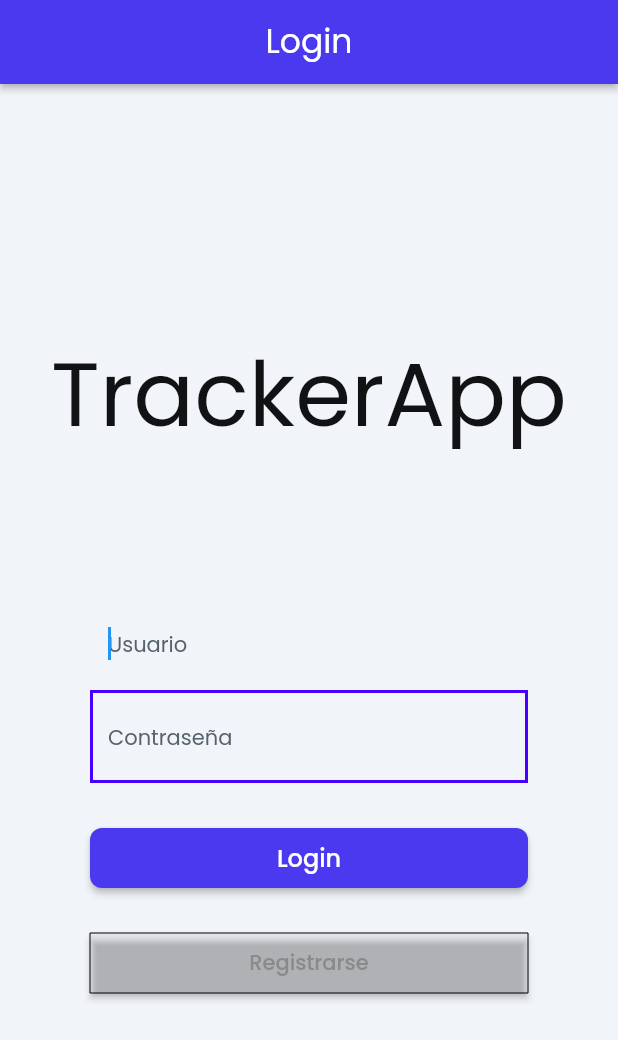
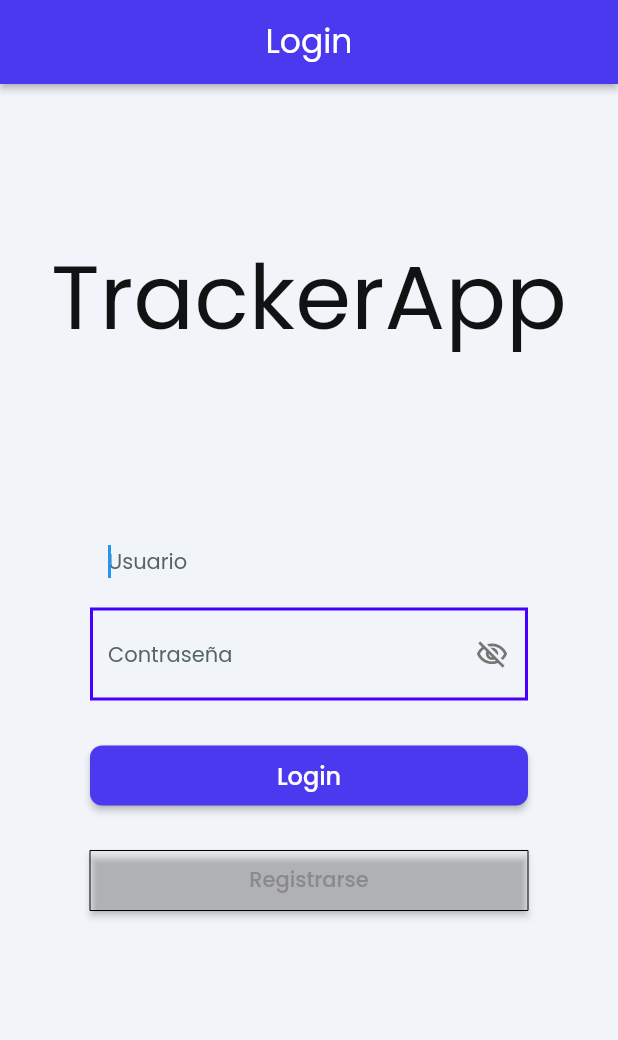
Before and after one commit to pedrotero/tracker_app, a Flutter app: the screen it shows after launch, on a phone screen of 412 x 824 dp. Shown: the top 1040 px of the screen. Run offline on Flutter 3.47's test engine with Material 2 defaults, Android fonts, the phone set to English and light mode, and no system bars; drawn by our look-alikes of auto_size_text; our stand-ins replace data_table_2, font_awesome_flutter, from_css_color, go_router, google_fonts, google_maps_flutter and 4 more; missing offline and left inert: json_path; accounts and stored records are empty.

Commit message:
Updating to latest FlutterFlow output.

```diff
--- a/lib/pages/login/login_model.dart
+++ b/lib/pages/login/login_model.dart
@@ -13,11 +13,14 @@ class LoginModel extends FlutterFlowModel {
   String? Function(BuildContext, String?)? textController1Validator;
   // State field(s) for TextField widget.
   TextEditingController? textController2;
+  late bool passwordVisibility;
   String? Function(BuildContext, String?)? textController2Validator;
 
   /// Initialization and disposal methods.
 
-  void initState(BuildContext context) {}
+  void initState(BuildContext context) {
+    passwordVisibility = false;
+  }
 
   void dispose() {
     textController1?.dispose();
--- a/lib/pages/login/login_widget.dart
+++ b/lib/pages/login/login_widget.dart
@@ -39,7 +39,9 @@ class _LoginWidgetState extends State<LoginWidget> {
 
   @override
   Widget build(BuildContext context) {
-    return Scaffold(
+    return WillPopScope(
+      onWillPop: () async => false,
+      child: Scaffold(
         key: scaffoldKey,
         backgroundColor: FlutterFlowTheme.of(context).primaryBackground,
         appBar: AppBar(
@@ -71,7 +73,8 @@ class _LoginWidgetState extends State<LoginWidget> {
                 mainAxisAlignment: MainAxisAlignment.center,
                 children: [
                   Padding(
-                  padding: EdgeInsetsDirectional.fromSTEB(0.0, 0.0, 0.0, 0.0),
+                    padding:
+                        EdgeInsetsDirectional.fromSTEB(0.0, 30.0, 0.0, 0.0),
                     child: Text(
                       'TrackerApp',
                       textAlign: TextAlign.center,
@@ -82,8 +85,8 @@ class _LoginWidgetState extends State<LoginWidget> {
                     ),
                   ),
                   Padding(
-                  padding:
-                      EdgeInsetsDirectional.fromSTEB(60.0, 90.0, 60.0, 0.0),
+                    padding: EdgeInsetsDirectional.fromSTEB(
+                        60.0, 100.0, 60.0, 150.0),
                     child: Column(
                       mainAxisSize: MainAxisSize.max,
                       mainAxisAlignment: MainAxisAlignment.center,
@@ -132,7 +135,7 @@ class _LoginWidgetState extends State<LoginWidget> {
                         TextFormField(
                           controller: _model.textController2,
                           autofocus: true,
-                        obscureText: false,
+                          obscureText: !_model.passwordVisibility,
                           decoration: InputDecoration(
                             hintText: 'Contraseña',
                             hintStyle: FlutterFlowTheme.of(context).bodyText2,
@@ -164,6 +167,20 @@ class _LoginWidgetState extends State<LoginWidget> {
                               ),
                               borderRadius: BorderRadius.circular(1.0),
                             ),
+                            suffixIcon: InkWell(
+                              onTap: () => setState(
+                                () => _model.passwordVisibility =
+                                    !_model.passwordVisibility,
+                              ),
+                              focusNode: FocusNode(skipTraversal: true),
+                              child: Icon(
+                                _model.passwordVisibility
+                                    ? Icons.visibility_outlined
+                                    : Icons.visibility_off_outlined,
+                                color: Color(0xFF757575),
+                                size: 22.0,
+                              ),
+                            ),
                           ),
                           style: FlutterFlowTheme.of(context).bodyText1,
                           validator: _model.textController2Validator
@@ -185,8 +202,9 @@ class _LoginWidgetState extends State<LoginWidget> {
                               iconPadding: EdgeInsetsDirectional.fromSTEB(
                                   0.0, 0.0, 0.0, 0.0),
                               color: FlutterFlowTheme.of(context).primaryColor,
-                            textStyle:
-                                FlutterFlowTheme.of(context).subtitle2.override(
+                              textStyle: FlutterFlowTheme.of(context)
+                                  .subtitle2
+                                  .override(
                                     fontFamily: 'Poppins',
                                     color: Colors.white,
                                   ),
@@ -210,7 +228,7 @@ class _LoginWidgetState extends State<LoginWidget> {
                                 0.0, 0.0, 0.0, 0.0),
                             iconPadding: EdgeInsetsDirectional.fromSTEB(
                                 0.0, 0.0, 0.0, 0.0),
-                          color: Color.fromARGB(0, 224, 224, 224),
+                            color: Colors.transparent,
                             textStyle:
                                 FlutterFlowTheme.of(context).subtitle2.override(
                                       fontFamily: 'Poppins',
@@ -231,6 +249,7 @@ class _LoginWidgetState extends State<LoginWidget> {
             ),
           ),
         ),
+      ),
     );
   }
 }
```
Also changed, not shown: pubspec.lock (deleted), 4 other files. Lines whose indentation alone changed are shown as unchanged.
